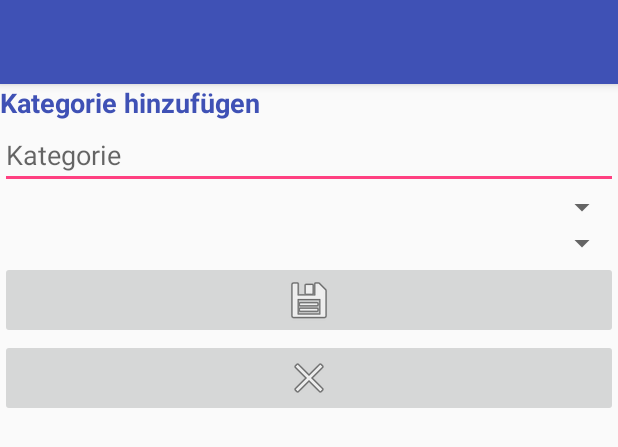
After one commit to dominikkv/hQ-h17, an Android app: the layout activity_act_addcategory.xml on its own in the app's theme, with its tools: preview values and no code run, on a phone screen of 412 x 824 dp. The commit adds this screen. Shown: the top 447 px of the screen. Run offline under Robolectric (Android 15) with nearby library versions, the phone set to English and light mode, and no system bars.

Commit message:
Replace setting- and addcategory activity

```diff
--- a/Qonverter/app/src/main/java/eu/highq/qonverter/ActCompare.java
+++ b/Qonverter/app/src/main/java/eu/highq/qonverter/ActCompare.java
@@ -115,11 +115,11 @@ public class ActCompare extends AppCompatActivity {
 
         //noinspection SimplifiableIfStatement
         if (id == R.id.action_settings) {
-            setContentView(R.layout.popup_settings);
+            //setContentView(R.layout.popup_settings);
             return true;
         }
         if (id == R.id.action_add) {
-            setContentView(R.layout.popup_addcategory);
+            //setContentView(R.layout.popup_addcategory);
             return true;
         }
 
--- /dev/null
+++ b/Qonverter/app/src/main/res/layout/activity_act_addcategory.xml
@@ -0,0 +1,26 @@
+<?xml version="1.0" encoding="utf-8"?>
+<android.support.design.widget.CoordinatorLayout xmlns:android="http://schemas.android.com/apk/res/android"
+    xmlns:app="http://schemas.android.com/apk/res-auto"
+    xmlns:tools="http://schemas.android.com/tools"
+    android:layout_width="match_parent"
+    android:layout_height="match_parent"
+    tools:context="eu.highq.qonverter.Act_addcategory">
+
+    <android.support.design.widget.AppBarLayout
+        android:layout_width="match_parent"
+        android:layout_height="wrap_content"
+        android:theme="@style/AppTheme.AppBarOverlay">
+
+        <android.support.v7.widget.Toolbar
+            android:id="@+id/toolbar"
+            android:layout_width="match_parent"
+            android:layout_height="?attr/actionBarSize"
+            android:background="?attr/colorPrimary"
+            app:popupTheme="@style/AppTheme.PopupOverlay" />
+
+    </android.support.design.widget.AppBarLayout>
+
+    <include layout="@layout/content_act_addcategory" />
+
+
+</android.support.design.widget.CoordinatorLayout>
--- /dev/null
+++ b/Qonverter/app/src/main/res/layout/content_act_addcategory.xml
@@ -0,0 +1,58 @@
+<?xml version="1.0" encoding="utf-8"?>
+<android.support.constraint.ConstraintLayout xmlns:android="http://schemas.android.com/apk/res/android"
+    xmlns:app="http://schemas.android.com/apk/res-auto"
+    xmlns:tools="http://schemas.android.com/tools"
+    android:layout_width="match_parent"
+    android:layout_height="match_parent"
+    app:layout_behavior="@string/appbar_scrolling_view_behavior"
+    tools:context="eu.highq.qonverter.Act_addcategory"
+    tools:showIn="@layout/activity_act_addcategory">
+
+    <LinearLayout xmlns:android="http://schemas.android.com/apk/res/android"
+        xmlns:app="http://schemas.android.com/apk/res-auto"
+        android:orientation="vertical" android:layout_width="fill_parent"
+        android:layout_height="fill_parent" >
+
+
+        <TextView
+            android:id="@+id/textView"
+            android:layout_width="match_parent"
+            android:layout_height="wrap_content"
+            android:text="@string/popup_addcategory"
+            android:textSize="18sp"
+            android:textColor="@color/colorPrimary"
+            android:textStyle="bold" />
+        <EditText
+            android:id="@+id/editCategory"
+            android:layout_width="fill_parent"
+            android:layout_height="wrap_content"
+            android:hint="@string/edit_category"
+            android:inputType="phone" />
+        <Spinner
+            android:id="@+id/editUnit"
+            android:text="@string/edit_unit"
+            android:layout_width="fill_parent"
+            android:layout_height="wrap_content" />
+        <Spinner
+            android:id="@+id/editColor"
+            android:text="@string/edit_color"
+            android:layout_width="fill_parent"
+            android:layout_height="wrap_content" />
+
+        <ImageButton
+            android:id="@+id/imageButton"
+            android:layout_width="match_parent"
+            android:layout_height="wrap_content"
+            app:srcCompat="@android:drawable/ic_menu_save" />
+
+        <ImageButton
+            android:id="@+id/imageButton2"
+            android:layout_width="match_parent"
+            android:layout_height="wrap_content"
+            app:srcCompat="@android:drawable/ic_menu_close_clear_cancel" />
+
+
+    </LinearLayout>
+
+
+</android.support.constraint.ConstraintLayout>
--- a/Qonverter/app/src/main/res/values/strings.xml
+++ b/Qonverter/app/src/main/res/values/strings.xml
@@ -121,4 +121,8 @@
         "when a user tries to pick up one of cards.\n\n"
     </string>
     <string name="title_activity_item_selection">ItemSelectionActivity</string>
+    <string name="title_activity_addcategory">activity_addcategory</string>
+    <string name="title_activity_settings">activity_settings</string>
+    <string name="title_activity_act_settings">act_settings</string>
+    <string name="title_activity_act_addcategory">act_addcategory</string>
 </resources>
```
Also changed, not shown: Qonverter/app/src/main/java/eu/highq/qonverter/Act_addcategory.java (added, +29 -0 lines), Qonverter/app/src/main/java/eu/highq/qonverter/Act_settings.java (added, +29 -0 lines), Qonverter/app/src/main/res/layout/activity_act_settings.xml (added, +27 -0 lines), Qonverter/app/src/main/res/layout/content_act_settings.xml (added, +29 -0 lines), Qonverter/app/src/main/res/layout/popup_addcategory.xml (deleted, +0 -46 lines), Qonverter/app/src/main/res/layout/popup_settings.xml (deleted, +0 -20 lines).
